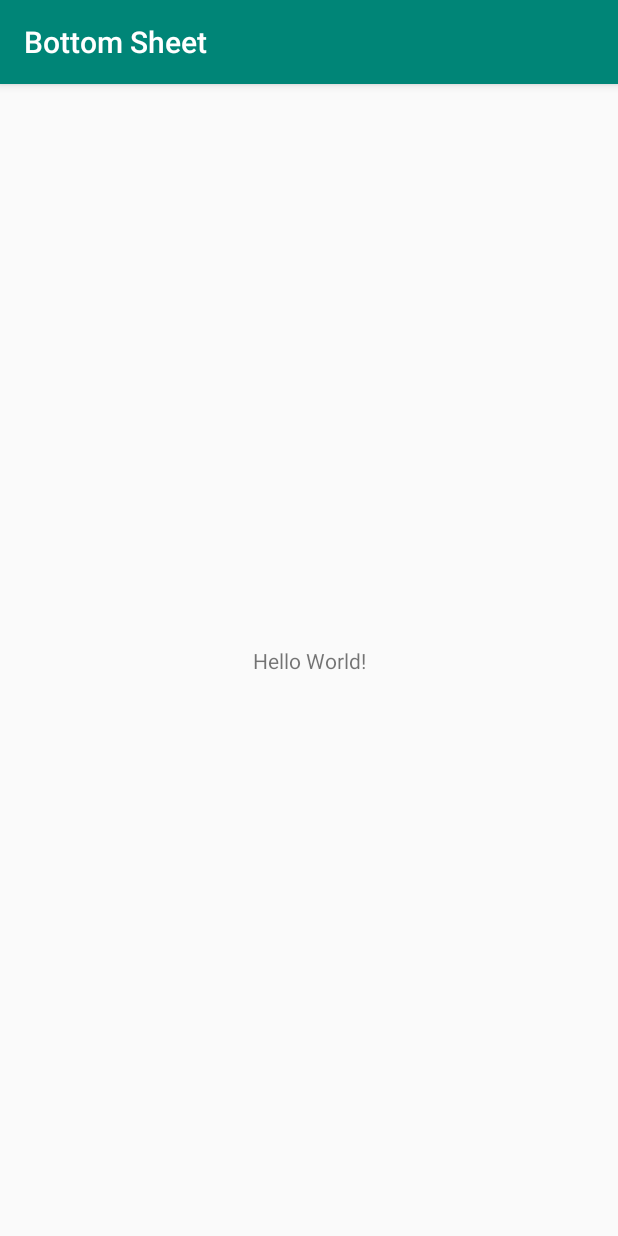
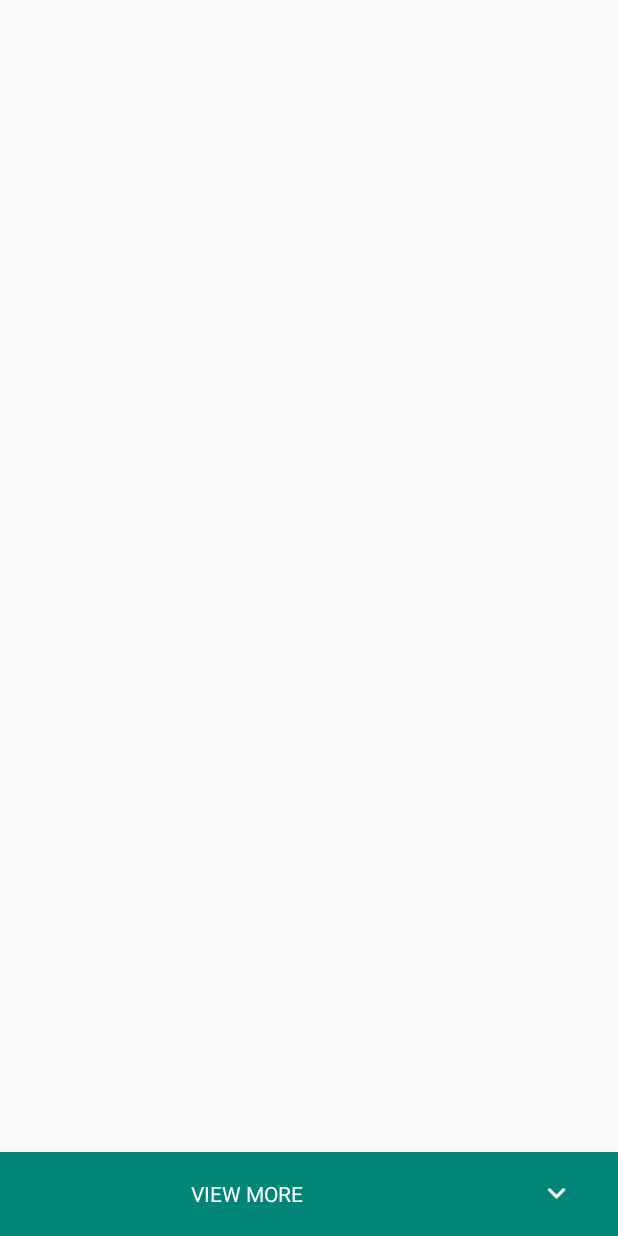
Before and after one commit to syamfdl/android-bottom-sheet, an Android app: the screen it shows after launch (MainActivity), on a phone screen of 412 x 824 dp. Run offline under Robolectric (Android 15) with nearby library versions, the phone set to English and light mode, and no system bars.

Commit message:
bottom sheet

```diff
--- a/app/build.gradle
+++ b/app/build.gradle
@@ -23,6 +23,7 @@ dependencies {
     implementation fileTree(dir: 'libs', include: ['*.jar'])
     implementation 'androidx.appcompat:appcompat:1.0.2'
     implementation 'androidx.constraintlayout:constraintlayout:1.1.3'
+    implementation 'com.google.android.material:material:1.2.0-alpha04'
     testImplementation 'junit:junit:4.12'
     androidTestImplementation 'androidx.test.ext:junit:1.1.0'
     androidTestImplementation 'androidx.test.espresso:espresso-core:3.1.1'
--- a/app/src/main/java/me/syamfdl/bottomsheet/MainActivity.java
+++ b/app/src/main/java/me/syamfdl/bottomsheet/MainActivity.java
@@ -1,14 +1,50 @@
 package me.syamfdl.bottomsheet;
 
+import androidx.annotation.NonNull;
 import androidx.appcompat.app.AppCompatActivity;
+import androidx.constraintlayout.widget.ConstraintLayout;
 
 import android.os.Bundle;
+import android.view.View;
+import android.widget.ImageView;
+import android.widget.LinearLayout;
+
+import com.google.android.material.bottomappbar.BottomAppBar;
+import com.google.android.material.bottomsheet.BottomSheetBehavior;
 
 public class MainActivity extends AppCompatActivity {
+
+    private ConstraintLayout mCustomBottomSheet;
+    private BottomSheetBehavior mBottomSheetBehavior;
+
+    private LinearLayout mHeaderLayout;
+    private ImageView mHeaderImage;
 
     @Override
     protected void onCreate(Bundle savedInstanceState) {
         super.onCreate(savedInstanceState);
         setContentView(R.layout.activity_main);
+
+        mCustomBottomSheet = findViewById(R.id.bottom_sheet);
+        mBottomSheetBehavior = BottomSheetBehavior.from(mCustomBottomSheet);
+
+        mHeaderLayout = findViewById(R.id.header_layout);
+        mHeaderImage = findViewById(R.id.header_arrow);
+
+        mBottomSheetBehavior.addBottomSheetCallback(new BottomSheetBehavior.BottomSheetCallback() {
+            @Override
+            public void onStateChanged(@NonNull View bottomSheet, int newState) {
+
+            }
+
+            @Override
+            public void onSlide(@NonNull View bottomSheet, float slideOffset) {
+                mHeaderImage.setRotation(slideOffset * 180);
+            }
+        });
+
+
+
+
     }
 }
--- /dev/null
+++ b/app/src/main/res/drawable/ic_cloud.xml
@@ -0,0 +1,5 @@
+<vector android:height="24dp" android:tint="#414141"
+    android:viewportHeight="24.0" android:viewportWidth="24.0"
+    android:width="24dp" xmlns:android="http://schemas.android.com/apk/res/android">
+    <path android:fillColor="#FF000000" android:pathData="M19.35,10.04C18.67,6.59 15.64,4 12,4 9.11,4 6.6,5.64 5.35,8.04 2.34,8.36 0,10.91 0,14c0,3.31 2.69,6 6,6h13c2.76,0 5,-2.24 5,-5 0,-2.64 -2.05,-4.78 -4.65,-4.96zM14,13v4h-4v-4H7l5,-5 5,5h-3z"/>
+</vector>
--- /dev/null
+++ b/app/src/main/res/drawable/ic_keyboard_arrow_down.xml
@@ -0,0 +1,5 @@
+<vector android:height="24dp" android:tint="#FFFFFF"
+    android:viewportHeight="24.0" android:viewportWidth="24.0"
+    android:width="24dp" xmlns:android="http://schemas.android.com/apk/res/android">
+    <path android:fillColor="#FF000000" android:pathData="M7.41,7.84L12,12.42l4.59,-4.58L18,9.25l-6,6 -6,-6z"/>
+</vector>
--- /dev/null
+++ b/app/src/main/res/drawable/ic_save.xml
@@ -0,0 +1,5 @@
+<vector android:height="24dp" android:tint="#414141"
+    android:viewportHeight="24.0" android:viewportWidth="24.0"
+    android:width="24dp" xmlns:android="http://schemas.android.com/apk/res/android">
+    <path android:fillColor="#FF000000" android:pathData="M17,3L5,3c-1.11,0 -2,0.9 -2,2v14c0,1.1 0.89,2 2,2h14c1.1,0 2,-0.9 2,-2L21,7l-4,-4zM12,19c-1.66,0 -3,-1.34 -3,-3s1.34,-3 3,-3 3,1.34 3,3 -1.34,3 -3,3zM15,9L5,9L5,5h10v4z"/>
+</vector>
--- /dev/null
+++ b/app/src/main/res/drawable/ic_share.xml
@@ -0,0 +1,5 @@
+<vector android:height="24dp" android:tint="#414141"
+    android:viewportHeight="24.0" android:viewportWidth="24.0"
+    android:width="24dp" xmlns:android="http://schemas.android.com/apk/res/android">
+    <path android:fillColor="#FF000000" android:pathData="M18,16.08c-0.76,0 -1.44,0.3 -1.96,0.77L8.91,12.7c0.05,-0.23 0.09,-0.46 0.09,-0.7s-0.04,-0.47 -0.09,-0.7l7.05,-4.11c0.54,0.5 1.25,0.81 2.04,0.81 1.66,0 3,-1.34 3,-3s-1.34,-3 -3,-3 -3,1.34 -3,3c0,0.24 0.04,0.47 0.09,0.7L8.04,9.81C7.5,9.31 6.79,9 6,9c-1.66,0 -3,1.34 -3,3s1.34,3 3,3c0.79,0 1.5,-0.31 2.04,-0.81l7.12,4.16c-0.05,0.21 -0.08,0.43 -0.08,0.65 0,1.61 1.31,2.92 2.92,2.92 1.61,0 2.92,-1.31 2.92,-2.92s-1.31,-2.92 -2.92,-2.92z"/>
+</vector>
--- a/app/src/main/res/layout/activity_main.xml
+++ b/app/src/main/res/layout/activity_main.xml
@@ -6,13 +6,13 @@
     android:layout_height="match_parent"
     tools:context=".MainActivity">
 
-    <TextView
-        android:layout_width="wrap_content"
-        android:layout_height="wrap_content"
-        android:text="Hello World!"
-        app:layout_constraintBottom_toBottomOf="parent"
-        app:layout_constraintLeft_toLeftOf="parent"
-        app:layout_constraintRight_toRightOf="parent"
-        app:layout_constraintTop_toTopOf="parent" />
+    <androidx.coordinatorlayout.widget.CoordinatorLayout
+        android:layout_width="match_parent"
+        android:layout_height="match_parent">
+
+        <include layout="@layout/custom_bottom_sheet"/>
+
+    </androidx.coordinatorlayout.widget.CoordinatorLayout>
+
 
 </androidx.constraintlayout.widget.ConstraintLayout>
--- /dev/null
+++ b/app/src/main/res/layout/custom_bottom_sheet.xml
@@ -0,0 +1,72 @@
+<?xml version="1.0" encoding="utf-8"?>
+<androidx.constraintlayout.widget.ConstraintLayout xmlns:android="http://schemas.android.com/apk/res/android"
+    xmlns:app="http://schemas.android.com/apk/res-auto"
+    xmlns:tools="http://schemas.android.com/tools"
+    android:layout_width="match_parent"
+    android:id="@+id/bottom_sheet"
+    app:behavior_hideable="true"
+    app:behavior_peekHeight="56dp"
+    app:layout_behavior="com.google.android.material.bottomsheet.BottomSheetBehavior"
+    android:layout_height="wrap_content">
+
+    <LinearLayout
+        android:id="@+id/header_layout"
+        android:layout_width="0dp"
+        android:layout_height="wrap_content"
+        android:background="@color/colorPrimary"
+        android:orientation="horizontal"
+        android:paddingTop="16dp"
+        android:paddingBottom="16dp"
+        app:layout_constraintEnd_toEndOf="parent"
+        app:layout_constraintStart_toStartOf="parent"
+        app:layout_constraintTop_toTopOf="parent">
+
+
+        <TextView
+            android:id="@+id/textView2"
+            android:layout_width="match_parent"
+            android:layout_height="match_parent"
+            android:layout_weight="1"
+            android:text="VIEW MORE"
+            android:textAlignment="center"
+            android:gravity="center"
+            android:textColor="@android:color/white"/>
+
+        <ImageView
+            android:id="@+id/header_arrow"
+            android:layout_width="match_parent"
+            android:layout_height="match_parent"
+            android:layout_weight="4"
+            app:srcCompat="@drawable/ic_keyboard_arrow_down" />
+    </LinearLayout>
+
+    <LinearLayout
+        android:id="@+id/upload_layout"
+        android:layout_width="match_parent"
+        android:layout_height="wrap_content"
+        android:orientation="horizontal"
+        android:weightSum="5"
+        app:layout_constraintEnd_toEndOf="parent"
+        app:layout_constraintStart_toStartOf="parent"
+        app:layout_constraintTop_toBottomOf="@+id/header_layout">
+
+
+        <ImageView
+            android:id="@+id/share_icon"
+            android:layout_width="match_parent"
+            android:layout_height="wrap_content"
+            android:layout_weight="4"
+            android:paddingTop="16dp"
+            android:paddingBottom="16dp"
+            app:srcCompat="@drawable/ic_share" />
+
+        <TextView
+            android:id="@+id/share_text"
+            android:layout_width="match_parent"
+            android:layout_height="wrap_content"
+            android:layout_gravity="center"
+            android:layout_weight="1"
+            android:text="Share To Everyone" />
+    </LinearLayout>
+
+</androidx.constraintlayout.widget.ConstraintLayout>
--- a/app/src/main/res/values/styles.xml
+++ b/app/src/main/res/values/styles.xml
@@ -1,7 +1,7 @@
 <resources>
 
     <!-- Base application theme. -->
-    <style name="AppTheme" parent="Theme.AppCompat.Light.DarkActionBar">
+    <style name="AppTheme" parent="Theme.AppCompat.Light.NoActionBar">
         <!-- Customize your theme here. -->
         <item name="colorPrimary">@color/colorPrimary</item>
         <item name="colorPrimaryDark">@color/colorPrimaryDark</item>
```
Also changed, not shown: app/src/main/res/drawable/ic_menu_black_.xml (added, +9 -0 lines), app/src/main/res/layout/bottom_sheet.xml (added, +91 -0 lines).
